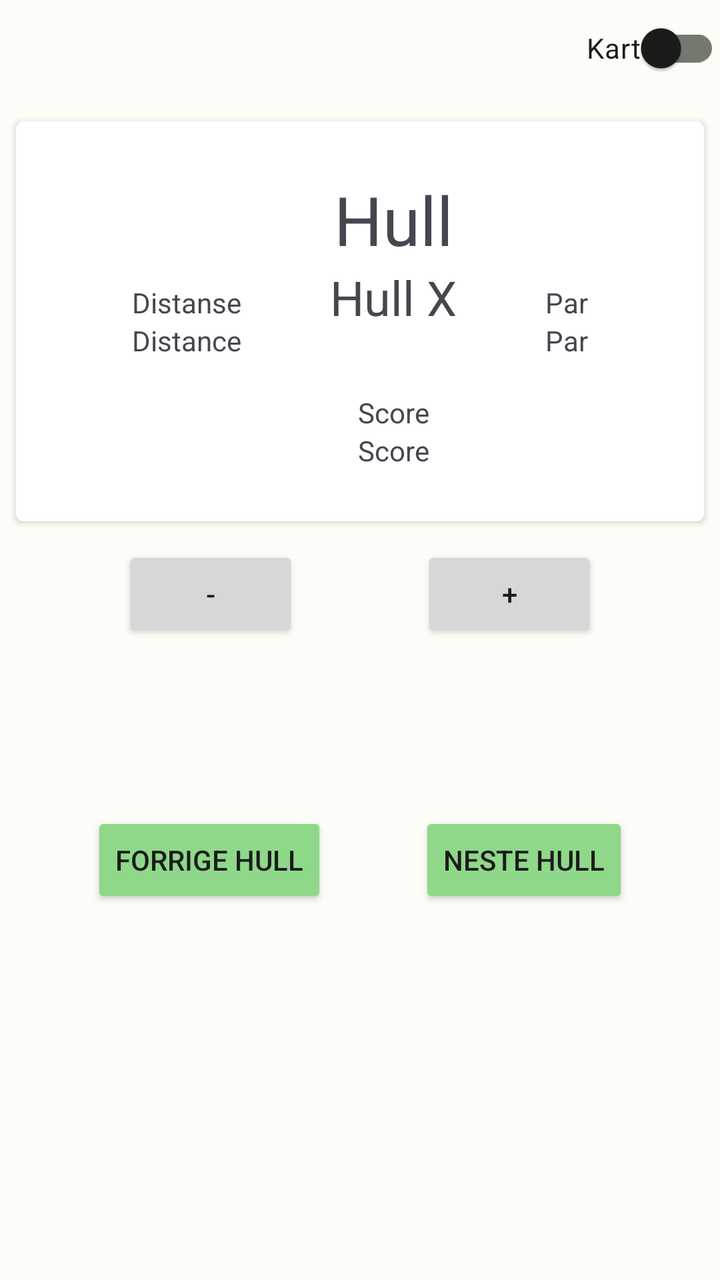
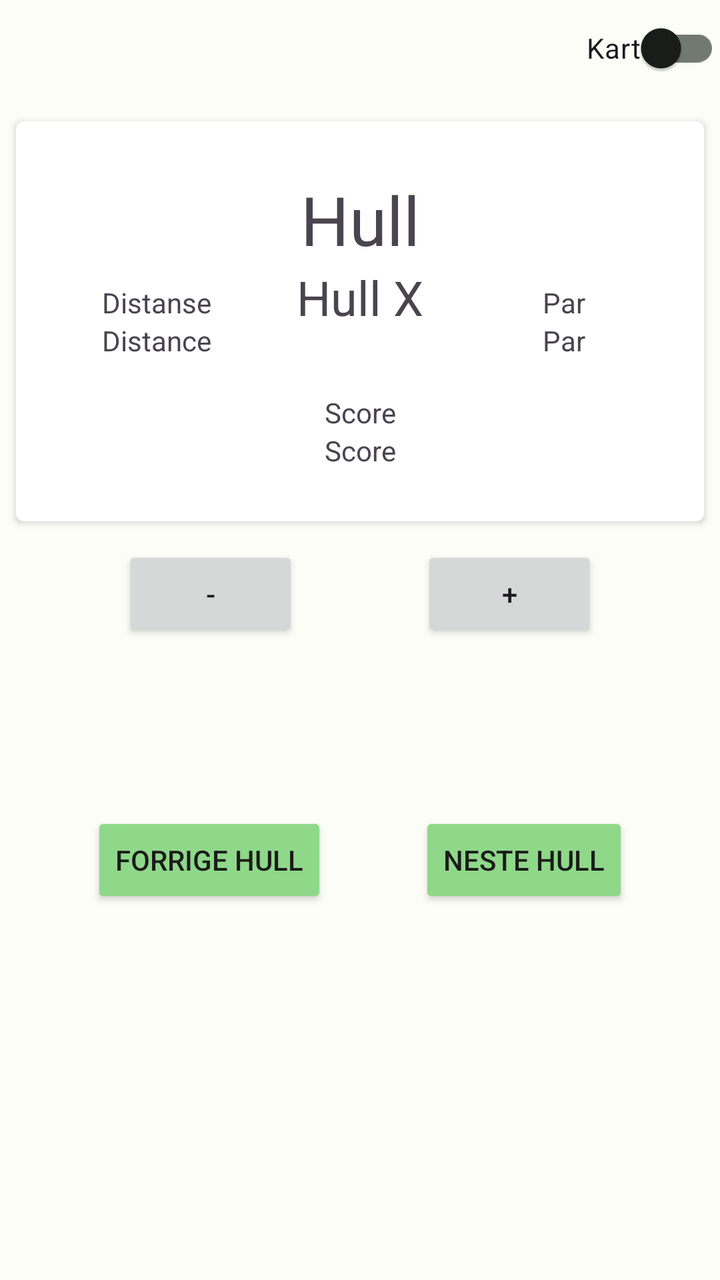

Screens rendered from an Android XML layout before and after an edit, with the pre-edit source and the edit as a unified diff.
<!-- AndroidManifest.xml: application theme Theme.DiscgolfApp -->
<!-- res/layout/fragment_take_score.xml -->
<?xml version="1.0" encoding="utf-8"?>
<androidx.constraintlayout.widget.ConstraintLayout xmlns:android="http://schemas.android.com/apk/res/android"
    xmlns:app="http://schemas.android.com/apk/res-auto"
    xmlns:tools="http://schemas.android.com/tools"
    android:id="@+id/fragementTakeScoreLayout"
    android:layout_width="match_parent"
    android:layout_height="match_parent"
    tools:context=".screens.play.takescore.TakeScoreFragment">

    <androidx.constraintlayout.widget.Guideline
        android:id="@+id/guideline2"
        android:layout_width="wrap_content"
        android:layout_height="wrap_content"
        android:orientation="horizontal"
        app:layout_constraintGuide_begin="273dp" />

    <androidx.constraintlayout.widget.Guideline
        android:id="@+id/guideline4"
        android:layout_width="wrap_content"
        android:layout_height="wrap_content"
        android:orientation="horizontal"
        app:layout_constraintGuide_begin="539dp" />

    <Button
        android:id="@+id/increment_scorebutton"
        android:layout_width="wrap_content"
        android:layout_height="wrap_content"
        android:text="@string/addToScoreBtnText"
        app:layout_constraintEnd_toEndOf="parent"
        app:layout_constraintHorizontal_bias="0.5"
        app:layout_constraintStart_toEndOf="@+id/decrement_score_button"
        app:layout_constraintTop_toTopOf="@+id/guideline2" />

    <Button
        android:id="@+id/decrement_score_button"
        android:layout_width="wrap_content"
        android:layout_height="wrap_content"
        android:text="@string/subtractFromScoreBtnText"
        app:layout_constraintEnd_toStartOf="@+id/increment_scorebutton"
        app:layout_constraintHorizontal_bias="0.5"
        app:layout_constraintStart_toStartOf="parent"
        app:layout_constraintTop_toTopOf="@+id/guideline2" />

    <androidx.cardview.widget.CardView
        android:id="@+id/card_view"
        android:layout_width="0dp"
        android:layout_height="200dp"
        android:layout_gravity="center"
        android:layout_marginStart="8dp"
        android:layout_marginEnd="8dp"
        app:cardCornerRadius="4dp"
        app:layout_constraintBottom_toTopOf="@id/guideline2"
        app:layout_constraintEnd_toEndOf="parent"
        app:layout_constraintStart_toStartOf="parent"
        app:layout_constraintTop_toBottomOf="@id/switchMaterial">

        <androidx.constraintlayout.widget.ConstraintLayout
            android:layout_width="match_parent"
            android:layout_height="match_parent">

            <TextView
                android:id="@+id/distanceForCurrentHoleTextView"
                android:layout_width="wrap_content"
                android:layout_height="wrap_content"
                android:text="@string/current_distance_for_hole_text"
                app:layout_constraintBottom_toBottomOf="parent"
                app:layout_constraintEnd_toStartOf="@+id/currentScoreForHole"
                app:layout_constraintHorizontal_bias="0.5"
                app:layout_constraintStart_toStartOf="parent"
                app:layout_constraintTop_toBottomOf="@+id/distanceForCurrentHoleDescriptionTextView" />

            <TextView
                android:id="@+id/distanceForCurrentHoleDescriptionTextView"
                android:layout_width="wrap_content"
                android:layout_height="wrap_content"
                android:text="@string/distance_description"
                app:layout_constraintBottom_toTopOf="@+id/distanceForCurrentHoleTextView"
                app:layout_constraintEnd_toEndOf="@+id/distanceForCurrentHoleTextView"
                app:layout_constraintHorizontal_bias="0.5"
                app:layout_constraintStart_toStartOf="@+id/distanceForCurrentHoleTextView"
                app:layout_constraintTop_toTopOf="parent"
                app:layout_constraintVertical_chainStyle="packed" />

            <TextView
                android:id="@+id/currentParForHoleDescriptionTextView"
                android:layout_width="wrap_content"
                android:layout_height="wrap_content"
                android:text="@string/par_description"
                app:layout_constraintBottom_toTopOf="@+id/parForHoleTextView"
                app:layout_constraintEnd_toEndOf="@+id/parForHoleTextView"
                app:layout_constraintHorizontal_bias="0.5"
                app:layout_constraintStart_toStartOf="@+id/parForHoleTextView"
                app:layout_constraintTop_toTopOf="parent"
                app:layout_constraintVertical_chainStyle="packed" />

            <TextView
                android:id="@+id/parForHoleTextView"
                android:layout_width="wrap_content"
                android:layout_height="wrap_content"
                android:text="@string/parForHoleText"
                app:layout_constraintBottom_toBottomOf="parent"
                app:layout_constraintEnd_toEndOf="parent"
                app:layout_constraintHorizontal_bias="0.5"
                app:layout_constraintStart_toEndOf="@+id/currentScoreForHole"
                app:layout_constraintTop_toBottomOf="@+id/currentParForHoleDescriptionTextView" />

            <TextView
                android:id="@+id/currentScoreForHoleDescriptionTextView"
                android:layout_width="wrap_content"
                android:layout_height="wrap_content"
                android:text="@string/score_description"
                app:layout_constraintBottom_toTopOf="@+id/currentScoreForHole"
                app:layout_constraintEnd_toEndOf="@+id/currentScoreForHole"
                app:layout_constraintHorizontal_bias="0.5"
                app:layout_constraintStart_toStartOf="@+id/currentScoreForHole"
                app:layout_constraintTop_toBottomOf="@+id/currentHoleNumberTextView"
                app:layout_constraintVertical_chainStyle="packed" />

            <TextView
                android:id="@+id/currentScoreForHole"
                android:layout_width="wrap_content"
                android:layout_height="wrap_content"
                android:text="@string/currentScoreForHoleText"
                app:layout_constraintBottom_toBottomOf="parent"
                app:layout_constraintEnd_toStartOf="@+id/parForHoleTextView"
                app:layout_constraintHorizontal_bias="0.5"
                app:layout_constraintStart_toEndOf="@+id/distanceForCurrentHoleTextView"
                app:layout_constraintTop_toBottomOf="@+id/currentScoreForHoleDescriptionTextView" />

            <TextView
                android:id="@+id/currentHoleNumberTextView"
                android:layout_width="wrap_content"
                android:layout_height="wrap_content"
                android:layout_marginBottom="32dp"
                android:text="@string/currentHoleNumberText"
                android:textSize="24sp"
                app:layout_constraintBottom_toTopOf="@+id/currentScoreForHoleDescriptionTextView"
                app:layout_constraintEnd_toStartOf="@+id/currentParForHoleDescriptionTextView"
                app:layout_constraintStart_toEndOf="@+id/distanceForCurrentHoleTextView"
                app:layout_constraintTop_toBottomOf="@+id/currentHoleNumberTextView2" />

            <TextView
                android:id="@+id/currentHoleNumberTextView2"
                android:layout_width="wrap_content"
                android:layout_height="wrap_content"
                android:text="@string/hole_number_description"
                android:textSize="34sp"
                app:layout_constraintBottom_toTopOf="@+id/currentHoleNumberTextView"
                app:layout_constraintEnd_toEndOf="@+id/currentHoleNumberTextView"
                app:layout_constraintStart_toStartOf="@+id/currentHoleNumberTextView"
                app:layout_constraintTop_toTopOf="parent"
                app:layout_constraintVertical_chainStyle="packed" />

            <androidx.constraintlayout.widget.Group
                android:id="@+id/scoreGroup"
                android:layout_width="wrap_content"
                android:layout_height="wrap_content"
                app:constraint_referenced_ids="currentScoreForHole,currentScoreForHoleDescriptionTextView" />

            <androidx.constraintlayout.widget.Group
                android:id="@+id/distanceGroup"
                android:layout_width="wrap_content"
                android:layout_height="wrap_content"
                app:constraint_referenced_ids="distanceForCurrentHoleDescriptionTextView,distanceForCurrentHoleTextView" />

            <androidx.constraintlayout.widget.Group
                android:id="@+id/parGroup"
                android:layout_width="wrap_content"
                android:layout_height="wrap_content"
                app:constraint_referenced_ids="currentParForHoleDescriptionTextView,parForHoleTextView" />

            <androidx.constraintlayout.widget.Group
                android:id="@+id/holeNumberGroup"
                android:layout_width="wrap_content"
                android:layout_height="wrap_content"
                app:constraint_referenced_ids="currentHoleNumberTextView,currentHoleNumberTextView2" />


        </androidx.constraintlayout.widget.ConstraintLayout>
    </androidx.cardview.widget.CardView>

    <com.google.android.material.switchmaterial.SwitchMaterial
        android:id="@+id/switchMaterial"
        android:layout_width="wrap_content"
        android:layout_height="wrap_content"
        android:text="@string/toggleMapButtonText"
        app:layout_constraintEnd_toEndOf="parent"
        app:layout_constraintTop_toTopOf="parent" />


    <Button
        android:id="@+id/prevHoleBtn"
        android:layout_width="wrap_content"
        android:layout_height="wrap_content"
        android:backgroundTint="@color/md_theme_dark_surfaceTint"
        android:text="@string/prev_hole"
        android:textColor="@color/md_theme_dark_background"
        app:layout_constraintBottom_toBottomOf="@id/guideline4"
        app:layout_constraintEnd_toStartOf="@+id/nextHoleBtn"
        app:layout_constraintHorizontal_bias="0.5"
        app:layout_constraintStart_toStartOf="parent"
        app:layout_constraintTop_toBottomOf="@+id/decrement_score_button" />

    <Button
        android:id="@+id/nextHoleBtn"
        android:layout_width="wrap_content"
        android:layout_height="wrap_content"
        android:backgroundTint="@color/md_theme_dark_surfaceTint"
        android:text="@string/next_hole"
        android:textColor="@color/md_theme_dark_background"
        app:layout_constraintBottom_toBottomOf="@id/guideline4"
        app:layout_constraintEnd_toEndOf="parent"
        app:layout_constraintHorizontal_bias="0.5"
        app:layout_constraintStart_toEndOf="@+id/prevHoleBtn"
        app:layout_constraintTop_toBottomOf="@+id/decrement_score_button" />

</androidx.constraintlayout.widget.ConstraintLayout>
<!-- resources referenced by this layout -->
<resources>
  <color name="md_theme_dark_background">#1A1C19</color>
  <color name="md_theme_dark_surfaceTint">#8FD88A</color>
  <string name="addToScoreBtnText">+</string>
  <string name="currentHoleNumberText">Hull X</string>
  <string name="currentScoreForHoleText">Score</string>
  <string name="current_distance_for_hole_text">Distance</string>
  <string name="distance_description">Distanse</string>
  <string name="hole_number_description">Hull</string>
  <string name="next_hole">Neste hull</string>
  <string name="parForHoleText">Par</string>
  <string name="par_description">Par</string>
  <string name="prev_hole">Forrige hull</string>
  <string name="score_description">Score</string>
  <string name="subtractFromScoreBtnText">-</string>
  <string name="toggleMapButtonText">Kart</string>
  <color name="md_theme_light_primary">#266C2B</color>
  <color name="md_theme_light_onPrimary">#FFFFFF</color>
  <color name="md_theme_light_primaryContainer">#AAF5A4</color>
  <color name="md_theme_light_onPrimaryContainer">#002204</color>
  <color name="md_theme_light_secondary">#52634F</color>
  <color name="md_theme_light_onSecondary">#FFFFFF</color>
  <color name="md_theme_light_secondaryContainer">#D5E8CF</color>
  <color name="md_theme_light_onSecondaryContainer">#101F10</color>
  <color name="md_theme_light_tertiary">#38656A</color>
  <color name="md_theme_light_onTertiary">#FFFFFF</color>
  <color name="md_theme_light_tertiaryContainer">#BCEBF1</color>
  <color name="md_theme_light_onTertiaryContainer">#001F23</color>
  <color name="md_theme_light_error">#BA1A1A</color>
  <color name="md_theme_light_errorContainer">#FFDAD6</color>
  <color name="md_theme_light_onError">#FFFFFF</color>
  <color name="md_theme_light_onErrorContainer">#410002</color>
  <color name="md_theme_light_background">#FCFDF6</color>
  <color name="md_theme_light_onBackground">#1A1C19</color>
  <color name="md_theme_light_surface">#FCFDF6</color>
  <color name="md_theme_light_onSurface">#1A1C19</color>
  <color name="md_theme_light_surfaceVariant">#DEE5D8</color>
  <color name="md_theme_light_onSurfaceVariant">#424940</color>
  <color name="md_theme_light_outline">#72796F</color>
  <color name="md_theme_light_inverseOnSurface">#F0F1EB</color>
  <color name="md_theme_light_inverseSurface">#2F312D</color>
  <color name="md_theme_light_inversePrimary">#8FD88A</color>
  <!-- unchanged entries left out for length: 1 -->
</resources>

<!-- the commit's change to res/layout/fragment_take_score.xml (unified diff, before → after) -->
@@ -64,7 +64,7 @@
                 android:layout_height="wrap_content"
                 android:text="@string/current_distance_for_hole_text"
                 app:layout_constraintBottom_toBottomOf="parent"
-                app:layout_constraintEnd_toStartOf="@+id/currentScoreForHole"
+                app:layout_constraintEnd_toStartOf="@+id/currentHoleNumberTextView"
                 app:layout_constraintHorizontal_bias="0.5"
                 app:layout_constraintStart_toStartOf="parent"
                 app:layout_constraintTop_toBottomOf="@+id/distanceForCurrentHoleDescriptionTextView" />
@@ -101,7 +101,7 @@
                 app:layout_constraintBottom_toBottomOf="parent"
                 app:layout_constraintEnd_toEndOf="parent"
                 app:layout_constraintHorizontal_bias="0.5"
-                app:layout_constraintStart_toEndOf="@+id/currentScoreForHole"
+                app:layout_constraintStart_toEndOf="@+id/currentHoleNumberTextView"
                 app:layout_constraintTop_toBottomOf="@+id/currentParForHoleDescriptionTextView" />
 
             <TextView
@@ -122,9 +122,9 @@
                 android:layout_height="wrap_content"
                 android:text="@string/currentScoreForHoleText"
                 app:layout_constraintBottom_toBottomOf="parent"
-                app:layout_constraintEnd_toStartOf="@+id/parForHoleTextView"
-                app:layout_constraintHorizontal_bias="0.5"
-                app:layout_constraintStart_toEndOf="@+id/distanceForCurrentHoleTextView"
+                app:layout_constraintEnd_toEndOf="parent"
+                app:layout_constraintHorizontal_bias="0.5"
+                app:layout_constraintStart_toStartOf="parent"
                 app:layout_constraintTop_toBottomOf="@+id/currentScoreForHoleDescriptionTextView" />
 
             <TextView
@@ -135,8 +135,8 @@
                 android:text="@string/currentHoleNumberText"
                 android:textSize="24sp"
                 app:layout_constraintBottom_toTopOf="@+id/currentScoreForHoleDescriptionTextView"
-                app:layout_constraintEnd_toStartOf="@+id/currentParForHoleDescriptionTextView"
-                app:layout_constraintStart_toEndOf="@+id/distanceForCurrentHoleTextView"
+                app:layout_constraintEnd_toEndOf="parent"
+                app:layout_constraintStart_toStartOf="parent"
                 app:layout_constraintTop_toBottomOf="@+id/currentHoleNumberTextView2" />
 
             <TextView
